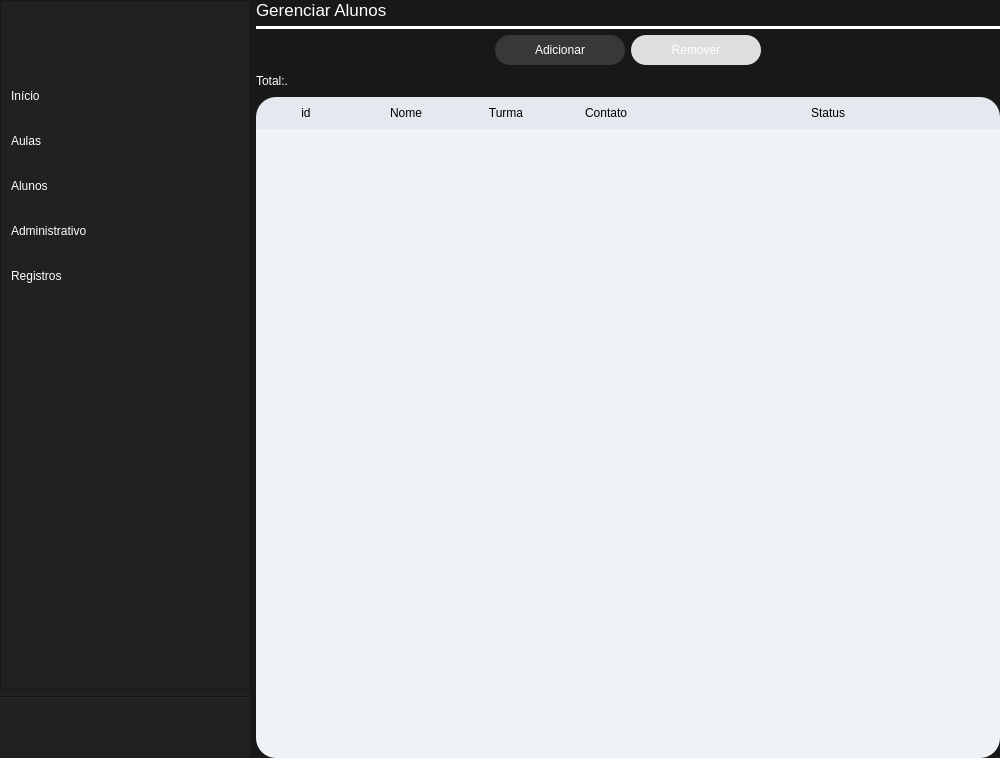
Above: views/ui/raw/main_view.ui from vitorcarnieli/desktop-bjjadmin before the change. Below: the same form after it.
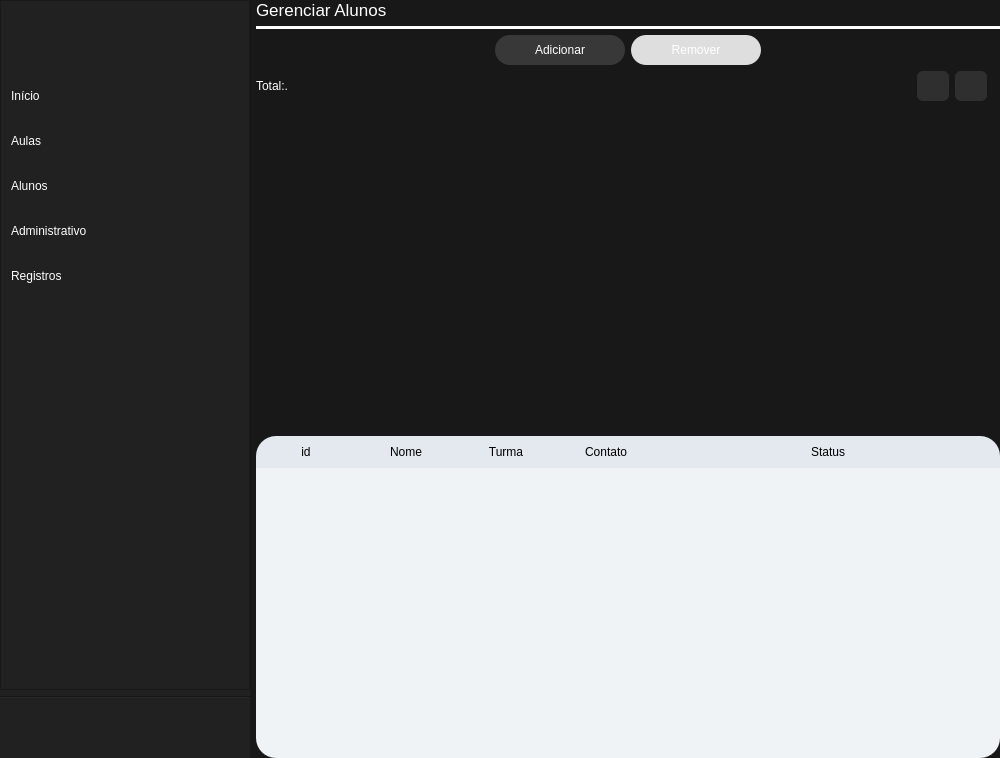
That is the form after the change. The open tabs and pages were chosen to show the change. Icons and pictures are not drawn.

Commit message: feat: add buttons and scroll area

What changed in the file:
```diff
--- a/views/ui/raw/main_view.ui
+++ b/views/ui/raw/main_view.ui
@@ -1300,8 +1300,84 @@
             </property>
            </spacer>
           </item>
+          <item>
+           <widget class="QPushButton" name="btn_student_view_card">
+            <property name="enabled">
+             <bool>true</bool>
+            </property>
+            <property name="minimumSize">
+             <size>
+              <width>30</width>
+              <height>30</height>
+             </size>
+            </property>
+            <property name="cursor">
+             <cursorShape>PointingHandCursor</cursorShape>
+            </property>
+            <property name="styleSheet">
+             <string notr="true">QPushButton {
+background-color: #2f2f2f; border-radius: 6px;
+                            }</string>
+            </property>
+            <property name="text">
+             <string/>
+            </property>
+           </widget>
+          </item>
+          <item>
+           <widget class="QPushButton" name="btn_student_view_table">
+            <property name="enabled">
+             <bool>true</bool>
+            </property>
+            <property name="minimumSize">
+             <size>
+              <width>30</width>
+              <height>30</height>
+             </size>
+            </property>
+            <property name="cursor">
+             <cursorShape>PointingHandCursor</cursorShape>
+            </property>
+            <property name="styleSheet">
+             <string notr="true">QPushButton {
+background-color: #2f2f2f; border-radius: 6px;
+                            }</string>
+            </property>
+            <property name="text">
+             <string/>
+            </property>
+           </widget>
+          </item>
+          <item>
+           <widget class="QLabel" name="label_7">
+            <property name="text">
+             <string/>
+            </property>
+           </widget>
+          </item>
          </layout>
         </item>
+        <item>
+         <widget class="QScrollArea" name="cards_scroll_area">
+          <property name="styleSheet">
+           <string notr="true">border:none;</string>
+          </property>
+          <property name="widgetResizable">
+           <bool>true</bool>
+          </property>
+          <widget class="QWidget" name="cards_container">
+           <property name="geometry">
+            <rect>
+             <x>0</x>
+             <y>0</y>
+             <width>744</width>
+             <height>320</height>
+            </rect>
+           </property>
+           <layout class="QVBoxLayout" name="verticalLayout_22"/>
+          </widget>
+         </widget>
+        </item>
         <item>
          <widget class="QTableWidget" name="table_students">
           <property name="styleSheet">
```
The commit also changes 4 other files.
